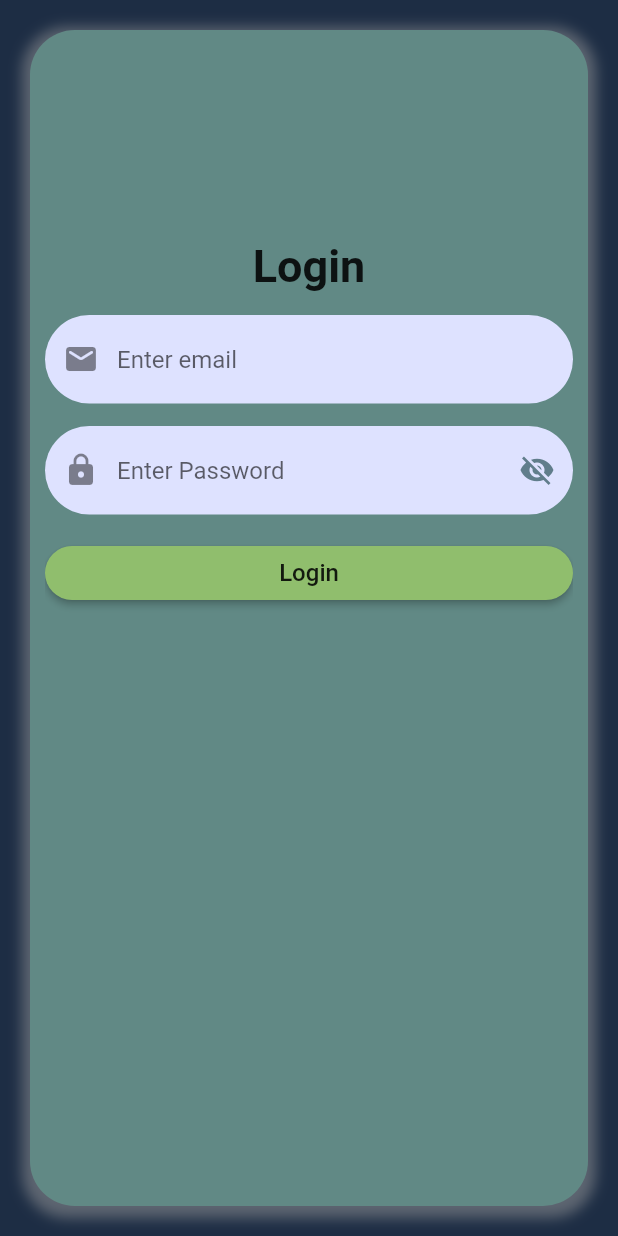
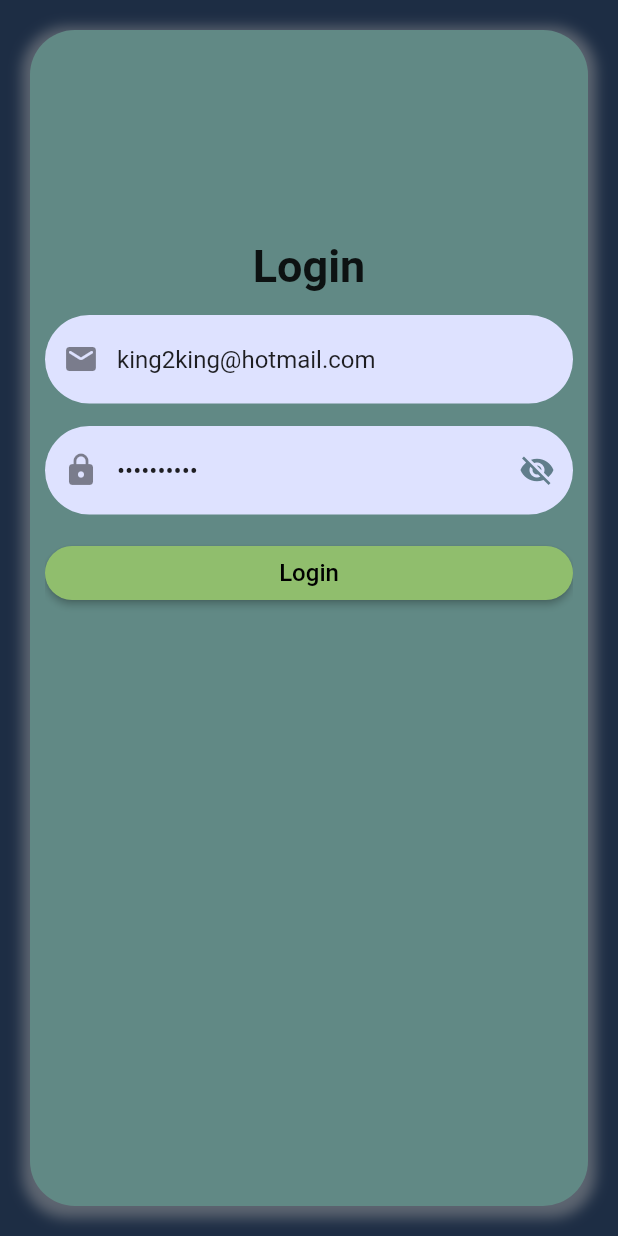
Before and after one commit to brocatz/Flutter-Mobile, a Flutter app: the screen it shows after launch, swiped to page 2, on a phone screen of 412 x 824 dp. Run offline on Flutter 3.47's test engine with Material 2 defaults, Android fonts, the phone set to English and light mode, and no system bars; our stand-ins replace firebase_auth, firebase_core; accounts and stored records are empty.

Commit message:
Changes Fix

```diff
--- a/lib/constant/Constant.dart
+++ b/lib/constant/Constant.dart
@@ -1,4 +1,14 @@
 import 'dart:ui';
 
-const primaryColor = Color(0xFF1d2d44);
-const backgroundColor = Color.fromRGBO(32, 32, 32, .5);
+// Not the value of the color
+// It's the color object itself we are passing
+const Color primaryColor = Color(0xFF1d2d44);
+const Color backgroundColor = Color.fromRGBO(32, 32, 32, .5);
+const Color formButtonColor = Color(0xFF90be6d);
+
+/////////////////////////////////////////////////
+// Sign in form initial values for firebase   //
+///////////////////////////////////////////////
+
+const initialEmailAdress = 'king2king@hotmail.com';
+const initialPassword = 'sonic01234';
--- a/lib/screens/signIn_screen.dart
+++ b/lib/screens/signIn_screen.dart
@@ -1,5 +1,6 @@
 import 'package:firebase_auth/firebase_auth.dart';
 import 'package:flutter/material.dart';
+import 'package:flutter_form/constant/Constant.dart';
 
 import 'home_screen.dart';
 
@@ -48,6 +49,7 @@ class _SignInState extends State<SignIn> {
 
   Widget _buildEmail() {
     return TextFormField(
+      initialValue: initialEmailAdress,
       keyboardType: TextInputType.emailAddress,
       decoration: InputDecoration(
           filled: true,
@@ -68,6 +70,7 @@ class _SignInState extends State<SignIn> {
 
   Widget _buildPassword() {
     return TextFormField(
+      initialValue: initialPassword,
       obscureText: isPasswordObsure,
       keyboardType: TextInputType.visiblePassword,
       decoration: InputDecoration(
@@ -101,14 +104,16 @@ class _SignInState extends State<SignIn> {
   }
 
   Widget _buildSubmit() {
-    return RaisedButton(
-      shape: RoundedRectangleBorder(
-          borderRadius: BorderRadius.all(Radius.circular(30))),
+    return ElevatedButton(
+      style: ButtonStyle(
+          backgroundColor: MaterialStateProperty.all<Color>(formButtonColor),
+          shape: MaterialStateProperty.all<RoundedRectangleBorder>(
+              RoundedRectangleBorder(
+                  borderRadius: BorderRadius.all(Radius.circular(30))))),
       child: Text(
         'Login',
-        style: TextStyle(fontSize: 16),
+        style: TextStyle(fontSize: 16, color: Colors.black),
       ),
-      color: Color(0xFF90be6d),
       onPressed: () async {
         // Make sure that all the fields are validated proprely
         if (!_formKey.currentState.validate()) {
```
Also changed, not shown: lib/screens/register_screen.dart (+10 -5 lines).
